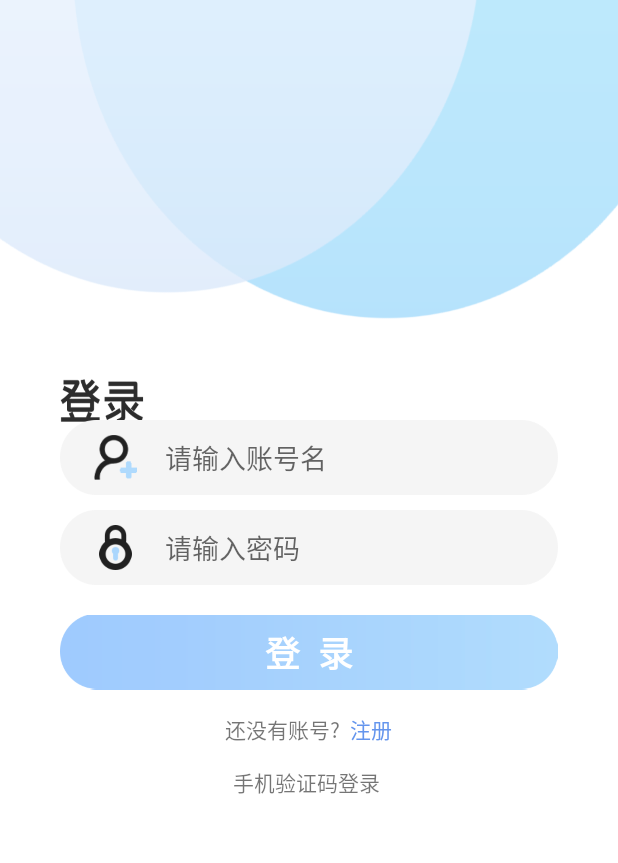
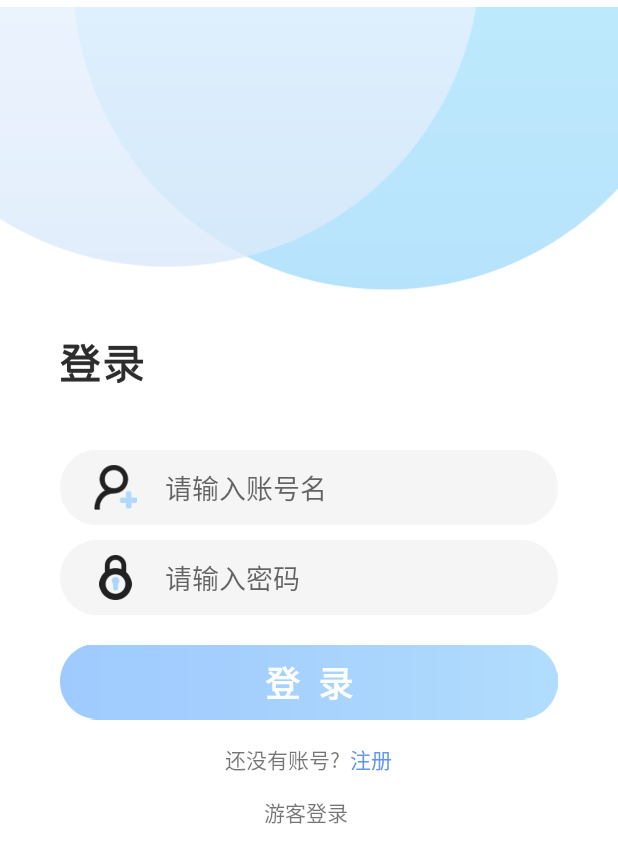
Before and after one commit to geniusCDLT/SmartReader, an Android app: the screen it shows after launch (EnterActivity), on a phone screen of 412 x 824 dp. Shown: the top 863 px of the screen. Run offline under Robolectric (Android 15) with nearby library versions, the phone set to English and light mode, and no system bars.

Commit message:
登录UI更新

```diff
--- a/app/src/main/res/layout/activity_enter.xml
+++ b/app/src/main/res/layout/activity_enter.xml
@@ -4,16 +4,34 @@
     xmlns:app="http://schemas.android.com/apk/res-auto"
     android:layout_width="match_parent"
     android:layout_height="match_parent"
-    android:background="@drawable/login_background"
+    android:background="@color/white"
     android:orientation="vertical"
     tools:context=".Activity.EnterActivity">
+
+    <LinearLayout
+        android:layout_width="match_parent"
+        android:layout_height="260dp"
+        android:layout_marginLeft="0dp"
+        android:layout_marginTop="0dp"
+        android:layout_marginRight="0dp"
+        android:orientation="horizontal">
+        <ImageView
+            android:id="@+id/login_bg_icon"
+            android:layout_marginLeft="0dp"
+            android:layout_marginTop="0dp"
+            android:layout_width="match_parent"
+            android:layout_height="match_parent"
+            android:gravity="center"
+            app:srcCompat="@drawable/login_background" />
+
+    </LinearLayout>
 
     <!--用户名-->
     <LinearLayout
         android:layout_width="match_parent"
         android:layout_height="50dp"
         android:layout_marginLeft="40dp"
-        android:layout_marginTop="280dp"
+        android:layout_marginTop="40dp"
         android:layout_marginRight="40dp"
         android:background="@drawable/login_text"
         android:orientation="horizontal">
@@ -133,7 +151,7 @@
             android:layout_width="wrap_content"
             android:layout_height="wrap_content"
             android:gravity="center"
-            android:text="手机验证码登录 " />
+            android:text="游客登录 " />
 
     </LinearLayout>
 
```
Also changed, not shown: app/src/main/res/drawable/login_background.png.
